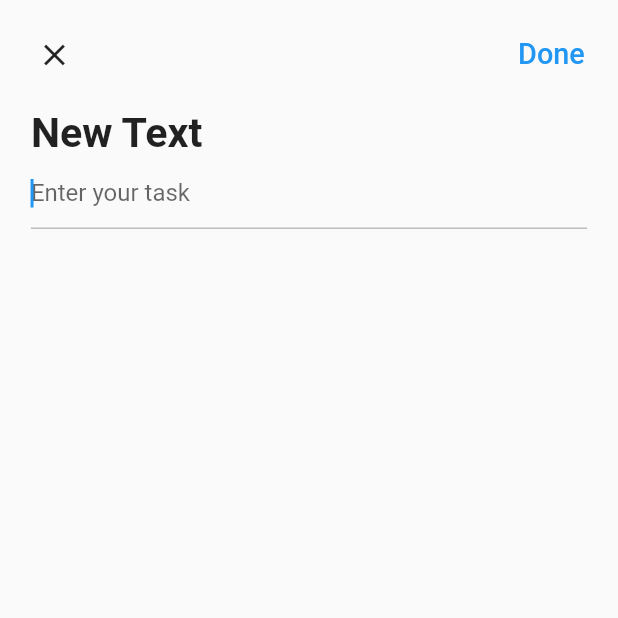
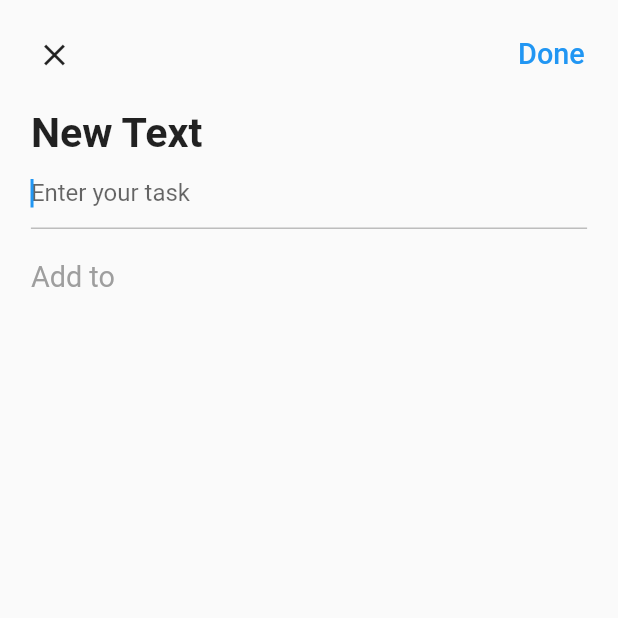
Before and after one commit to knhn1004/flutter_getx_todo, a Flutter app: the AddDialog screen opened directly, on a phone screen of 412 x 824 dp, the top half of it. Run offline on Flutter 3.47's test engine with Material 2 defaults, Android fonts, the phone set to English and light mode, and no system bars; our stand-ins replace dotted_border, equatable, flutter_easyloading, get, get_storage, step_progress_indicator; accounts and stored records are empty.

Commit message:
display text type list

```diff
--- a/lib/app/modules/home/widgets/add_dialog.dart
+++ b/lib/app/modules/home/widgets/add_dialog.dart
@@ -61,7 +61,41 @@ class AddDialog extends StatelessWidget {
                 return null;
               },
             ),
-          )
+          ),
+          Padding(
+            padding: EdgeInsets.only(
+              top: 5.0.wp,
+              left: 5.0.wp,
+              right: 5.0.wp,
+              bottom: 2.0.wp,
+            ),
+            child: Text('Add to',
+                style: TextStyle(
+                  fontSize: 14.0.sp,
+                  color: Colors.grey,
+                )),
+          ),
+          ...homeController.tasks.map((task) => Padding(
+                padding:
+                    EdgeInsets.symmetric(vertical: 3.0.wp, horizontal: 5.0.wp),
+                child: Row(
+                  children: [
+                    Icon(
+                      IconData(
+                        task.icon,
+                        fontFamily: 'MaterialIcons',
+                      ),
+                      color: HexColor.fromHex(task.color),
+                    ),
+                    SizedBox(width: 3.0.wp),
+                    Text(task.title,
+                        style: TextStyle(
+                          fontSize: 12.0.sp,
+                          fontWeight: FontWeight.bold,
+                        ))
+                  ],
+                ),
+              ))
         ],
       ),
     ));
```
